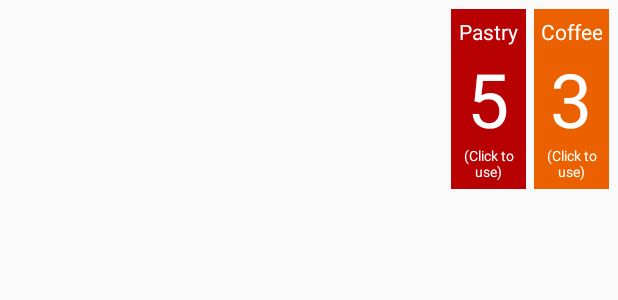
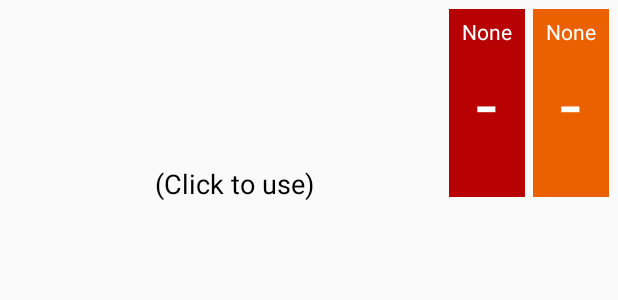
Before and after one commit to Silby17/Loyali_App, an Android app: the layout rewards_laoyut_fragment.xml on its own in the app's theme, with its tools: preview values and no code run, on a phone screen of 412 x 824 dp. Shown: the top 300 px of the screen. Run offline under Robolectric (Android 15) with nearby library versions, the phone set to English and light mode, and no system bars.

Commit message:
formatted and working well

```diff
--- a/app/src/main/res/layout/rewards_laoyut_fragment.xml
+++ b/app/src/main/res/layout/rewards_laoyut_fragment.xml
@@ -10,8 +10,10 @@
     <RelativeLayout
         android:id="@+id/fragDetails"
         android:layout_width="130dp"
-        android:layout_height="120dp"
-        android:layout_toRightOf="@+id/vendorLogoFrag">
+        android:layout_height="wrap_content"
+        android:layout_alignParentTop="true"
+        android:layout_toRightOf="@+id/vendorLogoFrag"
+        android:layout_toEndOf="@+id/vendorLogoFrag">
 
         <TextView
             android:layout_width="wrap_content"
@@ -21,9 +23,6 @@
             android:text=""
             android:id="@+id/txtViewVendorName"
             android:layout_marginTop="10dp"/>
-
-
-
 
         <TextView
             android:layout_width="wrap_content"
@@ -35,6 +34,7 @@
             android:layout_below="@+id/txtVendorType"
             android:layout_alignParentLeft="true"
             android:layout_alignParentStart="true" />
+
         <TextView
             android:layout_width="wrap_content"
             android:layout_height="20dp"
@@ -43,32 +43,37 @@
             android:text=""
             android:textSize="12dp"
             android:layout_below="@+id/txtVendorPhone"/>
-
-
         <TextView
             android:layout_width="fill_parent"
             android:layout_height="25dp"
             android:id="@+id/txtVendorType"
             android:textColor="@android:color/black"
-            android:text=""
-            android:textSize="15dp"
+            android:textSize="15sp"
             android:layout_below="@+id/txtViewVendorName"
             android:layout_alignParentLeft="true"
             android:layout_alignParentStart="true" />
 
+        <TextView
+            android:layout_centerHorizontal="true"
+            android:textSize="18sp"
+            android:text="(Click to use)"
+            android:textColor="@android:color/black"
+            android:layout_width="wrap_content"
+            android:layout_height="wrap_content"
+            android:layout_below="@+id/txtViewVendorLocation"/>
     </RelativeLayout>
 
     <RelativeLayout
         android:layout_alignParentRight="true"
         android:layout_toRightOf="@+id/fragDetails"
-        android:layout_width="130dp"
-        android:layout_height="120dp">
+        android:layout_width="wrap_content"
+        android:layout_height="125dp">
 
         <RelativeLayout
             android:id="@+id/reward1"
             android:layout_toLeftOf="@+id/reward2"
             android:background="#b80102"
-            android:layout_width="50dp"
+            android:layout_width="wrap_content"
             android:layout_marginRight="5dp"
             android:layout_height="match_parent">
 
@@ -77,9 +82,11 @@
                 android:layout_centerHorizontal="true"
                 android:layout_width="wrap_content"
                 android:layout_height="wrap_content"
-                android:text="Pastry"
                 android:textAlignment="center"
                 android:paddingTop="5dp"
+                android:paddingLeft="5dp"
+                android:paddingRight="5dp"
+                android:text=" None "
                 android:textColor="#ffffff"/>
 
             <TextView
@@ -89,27 +96,17 @@
                 android:layout_height="wrap_content"
                 android:textColor="#ffffff"
                 android:layout_centerInParent="true"
-                android:text="5"/>
+                android:text="-"/>
 
-            <TextView
-                android:id="@+id/reward1ClickToUse"
-                android:layout_width="wrap_content"
-                android:layout_height="wrap_content"
-                android:textAlignment="center"
-                android:textColor="#ffffff"
-                android:textSize="9sp"
-                android:layout_alignParentBottom="true"
-                android:text="(Click to use)"
-                android:paddingBottom="5dp" />
+
         </RelativeLayout>
-
 
 
         <RelativeLayout
             android:id="@+id/reward2"
             android:layout_alignParentRight="true"
             android:background="#EB6100"
-            android:layout_width="50dp"
+            android:layout_width="wrap_content"
             android:layout_height="match_parent">
 
             <TextView
@@ -117,9 +114,11 @@
                 android:layout_centerHorizontal="true"
                 android:layout_width="wrap_content"
                 android:layout_height="wrap_content"
-                android:text="Coffee"
                 android:textAlignment="center"
                 android:paddingTop="5dp"
+                android:paddingLeft="5dp"
+                android:paddingRight="5dp"
+                android:text=" None "
                 android:textColor="#ffffff"/>
 
             <TextView
@@ -129,18 +128,9 @@
                 android:layout_height="wrap_content"
                 android:textColor="#ffffff"
                 android:layout_centerInParent="true"
-                android:text="3"/>
+                android:text="-"/>
 
-            <TextView
-                android:id="@+id/reward2ClickToUse"
-                android:layout_width="wrap_content"
-                android:layout_height="wrap_content"
-                android:textAlignment="center"
-                android:textColor="#ffffff"
-                android:textSize="9sp"
-                android:layout_alignParentBottom="true"
-                android:text="(Click to use)"
-                android:paddingBottom="5dp" />
+
 
 
         </RelativeLayout>
```
